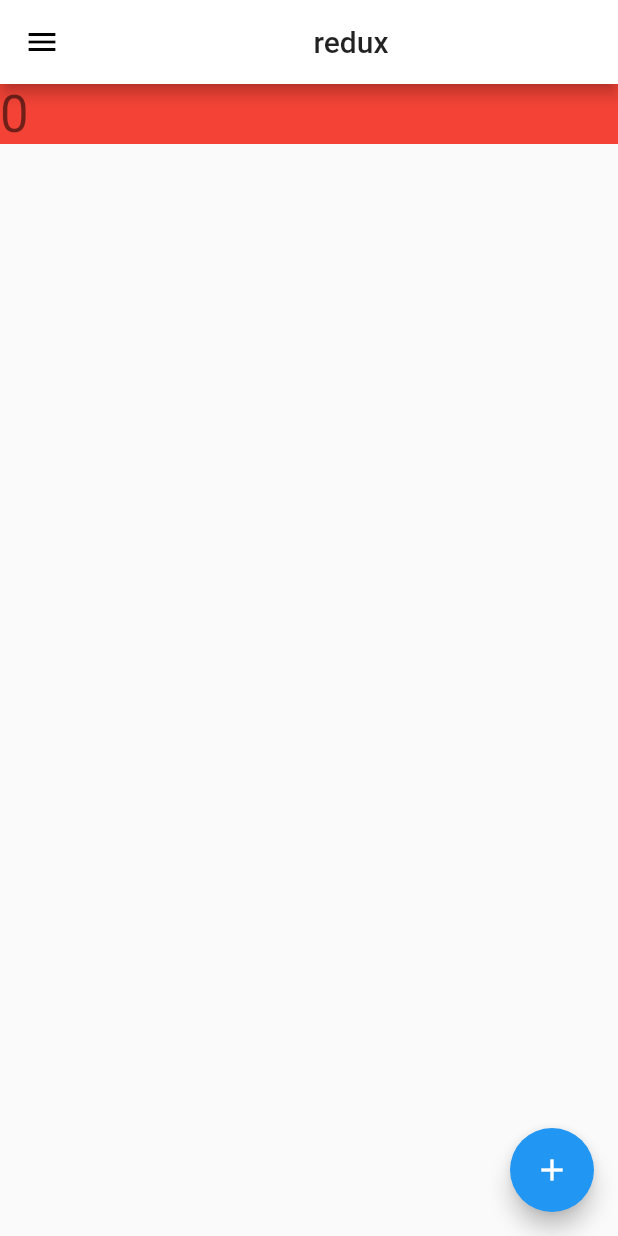
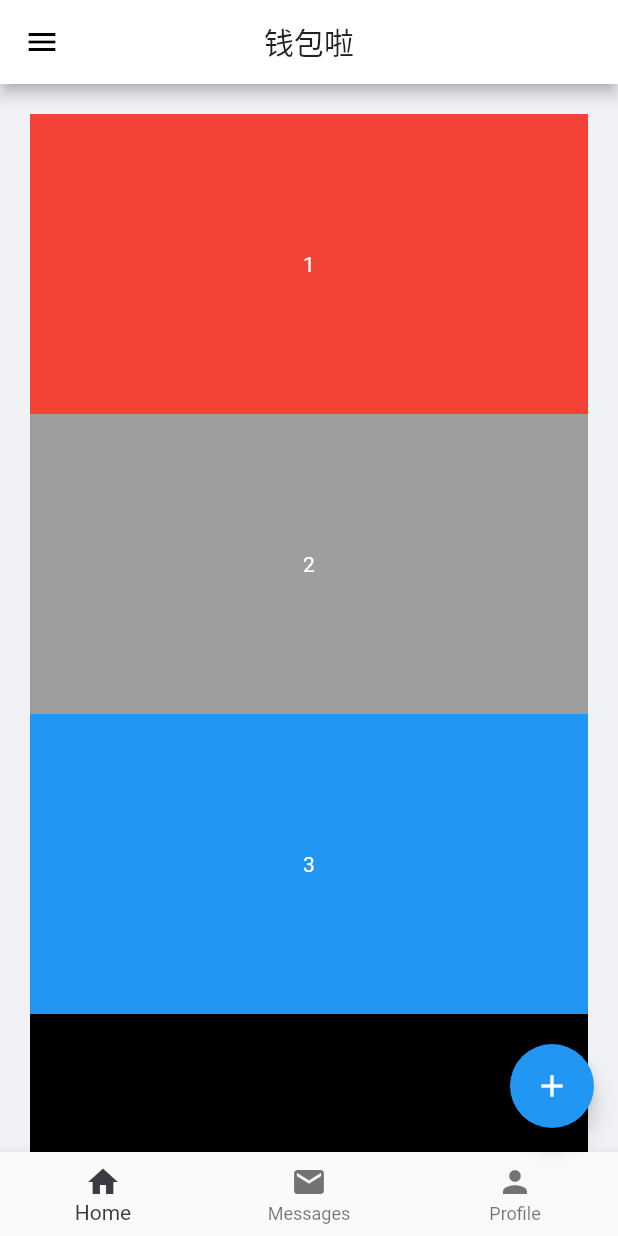
Before and after one commit to YDJSZY/flutter_learn, a Flutter app: the screen it shows after launch, on a phone screen of 412 x 824 dp. Run offline on Flutter 3.47's test engine with Material 2 defaults, Android fonts, the phone set to English and light mode, and no system bars; our stand-ins replace flutter_redux, redux.

Commit message:
底部导航切换

```diff
--- /dev/null
+++ b/lib/containers/home/index.dart
@@ -0,0 +1,90 @@
+import 'package:flutter/material.dart';
+import '../../components/switchWalletDrawer.dart';
+
+class Home extends StatefulWidget {
+  @override
+  State<StatefulWidget> createState() {
+    // TODO: implement createState
+    return _Home();
+  }
+}
+
+class _Home extends State<Home> with AutomaticKeepAliveClientMixin<Home> {
+  @override
+  void initState() {
+    super.initState();
+    print('fffdee');
+  }
+
+  final GlobalKey<ScaffoldState> _key = new GlobalKey<ScaffoldState>();
+  _openDrawer () {
+    _key.currentState.openDrawer();
+  }
+
+  @override
+  Widget build(BuildContext context) {
+      // TODO: implement build
+    return Scaffold(
+      key: _key,
+      drawer: MyDrawer(),
+      backgroundColor: Color(0xFFf0f2f5),
+      appBar: AppBar(
+        leading: IconButton(
+          icon: Icon(
+            Icons.menu
+          ),
+          onPressed: _openDrawer
+        ),
+        title: Text('钱包啦'),
+        centerTitle: true,//标题居中
+      ),
+      body: Container(
+        child: ListView(
+          shrinkWrap: true,
+          padding: const EdgeInsets.all(20.0),
+          children: <Widget>[
+            Container(
+              height: 200.0,
+              color: Colors.red,
+              child: Text('1', style: TextStyle(color: Colors.white)),
+              alignment: Alignment.center,
+            ),
+            Container(
+              height: 200.0,
+              color: Colors.grey,
+              child: Text('2', style: TextStyle(color: Colors.white)),
+              alignment: Alignment.center,
+            ),
+            Container(
+              height: 200.0,
+              color: Colors.blue,
+              child: Text('3', style: TextStyle(color: Colors.white)),
+              alignment: Alignment.center,
+            ),
+            Container(
+              height: 200.0,
+              color: Colors.black,
+              child: Text('4', style: TextStyle(color: Colors.white)),
+              alignment: Alignment.center,
+            ),
+            Container(
+              height: 200.0,
+              color: Colors.green,
+              child: Text('5', style: TextStyle(color: Colors.white)),
+              alignment: Alignment.center,
+            ),
+            Container(
+              height: 200.0,
+              color: Colors.purple,
+              child: Text('6', style: TextStyle(color: Colors.white)),
+              alignment: Alignment.center,
+            )
+          ],
+        )
+      )
+    );
+  }
+
+  @override
+  bool get wantKeepAlive => true;
+}
--- /dev/null
+++ b/lib/containers/index.dart
@@ -0,0 +1,9 @@
+import 'package:flutter/material.dart';
+import 'home/index.dart';
+import 'market/index.dart';
+final home = new Home();
+final market = new Market();
+List<Widget> mainPages = [
+  home,
+  market
+];
--- /dev/null
+++ b/lib/containers/market/index.dart
@@ -0,0 +1,22 @@
+import 'package:flutter/material.dart';
+
+class Market extends StatelessWidget {
+  @override
+  Widget build(BuildContext context) {
+      // TODO: implement build
+    return Scaffold(
+      backgroundColor: Color(0xFFf0f2f5),
+      appBar: AppBar(
+        title: Text('市场啦'),
+        centerTitle: true,//标题居中
+      ),
+      body: Container(
+        child: TextField(
+          decoration: InputDecoration(
+            hintText: '市场'
+          ),
+        ),
+      )
+    );
+  }
+}
--- a/lib/main.dart
+++ b/lib/main.dart
@@ -1,9 +1,9 @@
 import 'package:flutter/material.dart';
 import 'package:flutter_redux/flutter_redux.dart';
 import 'package:redux/redux.dart';
-import 'switchWalletDrawer.dart';
 import 'redux/index.dart';
 import 'redux/actions.dart';
+import 'containers/index.dart';
 
 void main() {
   final store = globalState;
@@ -12,55 +12,62 @@ void main() {
 
 class MyApp extends StatelessWidget {
   final Store store;
-  final GlobalKey<ScaffoldState> _key = new GlobalKey<ScaffoldState>();
-  _openDrawer () {
-    _key.currentState.openDrawer();
-  }
 
   MyApp({Key key, this.store}) : super(key: key);
+
+  setCurrentPageIndex (int index) {
+    store.dispatch({'type': Actions.SetCurrentPageIndex, 'data': index});
+  }
 
   @override
   Widget build(BuildContext context) {
     return new StoreProvider<dynamic> (
       store: store,
       child: MaterialApp(
-        title: 'Container',
+        title: '钱包APP',
         theme: ThemeData(
           primaryColor: Colors.white
         ),
         home: new Scaffold(
-          key: _key,
-          drawer: MyDrawer(),
-          appBar: AppBar(
-            leading: IconButton(
-              icon: Icon(
-                Icons.menu
-              ),
-              onPressed: _openDrawer,
-            ),
-            title: Row(
-              mainAxisAlignment: MainAxisAlignment.center,
-              children: <Widget>[
-                Text('redux')
-              ],
-            ),
+          backgroundColor: Color(0xFFf0f2f5),
+          body: new StoreConnector<dynamic, int>(
+            converter: (index) => store.state.currentMainPage.currentPageIndex,//转换从redux拿回来的值
+            builder: (context, index) {
+              print(index);
+              return IndexedStack(
+                index: index,
+                children: mainPages
+              );
+            },
           ),
-          body: Container(
-            color: Colors.red,
-            child: Row(
-              children: <Widget>[
-                new StoreConnector<dynamic, String>(
-                  converter: (count) => store.state.transactionRecord.count.toString(),
-                  builder: (context, count) {
-                    return new Text(
-                      count,
-                      style: Theme.of(context).textTheme.display1,
-                    );
-                  },
-                )
-              ],
-            ),
+          bottomNavigationBar: new StoreConnector<dynamic, int>(
+            converter: (index) => store.state.currentMainPage.currentPageIndex,
+            builder: (context, index) {
+              return BottomNavigationBar(
+                fixedColor: Color(0xFF3B3B43),//当前路由被选中的颜色
+                currentIndex: index,
+                onTap: setCurrentPageIndex, // 触发redux，选择当前页面index
+                items: [
+                  BottomNavigationBarItem(
+                    backgroundColor: Color(0xFF8C8C8C),
+                    icon: new Icon(Icons.home),
+                    title: new Text('Home'),
+                  ),
+                  BottomNavigationBarItem(
+                    backgroundColor: Color(0xFF8C8C8C),
+                    icon: new Icon(Icons.mail),
+                    title: new Text('Messages'),
+                  ),
+                  BottomNavigationBarItem(
+                    backgroundColor: Color(0xFF8C8C8C),
+                    icon: Icon(Icons.person),
+                    title: Text('Profile')
+                  )
+                ],
+              );
+            },
           ),
+
           floatingActionButton: new StoreConnector<dynamic, VoidCallback>(
             converter: (store) {
               // Return a `VoidCallback`, which is a fancy name for a function
@@ -76,7 +83,9 @@ class MyApp extends StatelessWidget {
               );
             },
           ),
-        )
+        ),
+        routes: <String, WidgetBuilder> {
+        },
         /*decoration: BoxDecoration(
           gradient: LinearGradient(//背景渐变
             colors: [Colors.lightBlue, Colors.greenAccent,Colors.purple]
--- a/lib/redux/actions.dart
+++ b/lib/redux/actions.dart
@@ -1,5 +1,6 @@
 enum Actions {
   SetMyInfo,
   SetTransactionRecord,
-  SetCount
+  SetCount,
+  SetCurrentPageIndex
 }
--- a/lib/redux/index.dart
+++ b/lib/redux/index.dart
@@ -5,4 +5,5 @@ import 'reducers.dart';
 Store<AppState> globalState = new Store<AppState>(mainReducer, initialState: new AppState(
     myInfo: new MyInfo({'username': 'ydjs'}),
     transactionRecord: new TransactionRecord(order: 11),
+    currentMainPage: new CurrentMainPage(currentPageIndex: 0)
   ));
--- a/lib/redux/reducers.dart
+++ b/lib/redux/reducers.dart
@@ -15,5 +15,9 @@ AppState mainReducer(AppState state, dynamic action){
     state.transactionRecord.count += 1;
   }
 
+  if (action['type'] == Actions.SetCurrentPageIndex) {
+    state.currentMainPage.currentPageIndex = action['data'];
+  }
+
   return state;
 }
--- a/lib/redux/state.dart
+++ b/lib/redux/state.dart
@@ -10,9 +10,19 @@ class TransactionRecord {
   TransactionRecord({this.order: 0, this.count: 0});
 }
 
+class CurrentMainPage {
+  int currentPageIndex = 0;
+  CurrentMainPage({this.currentPageIndex});
+}
+
 class AppState {
   MyInfo myInfo;
   TransactionRecord transactionRecord;
+  CurrentMainPage currentMainPage;
 
-  AppState({this.myInfo, this.transactionRecord});
+  AppState({
+    this.myInfo,
+    this.transactionRecord,
+    this.currentMainPage
+  });
 }
--- /dev/null
+++ b/lib/routes.dart
@@ -0,0 +1,6 @@
+import 'package:flutter/material.dart';
+import 'containers/home/index.dart';
+
+Map<String, WidgetBuilder> routes = {
+  '/home': (_) => new Home()
+};
```
Also changed, not shown: lib/components/switchWalletDrawer.dart (renamed from lib/switchWalletDrawer.dart).
